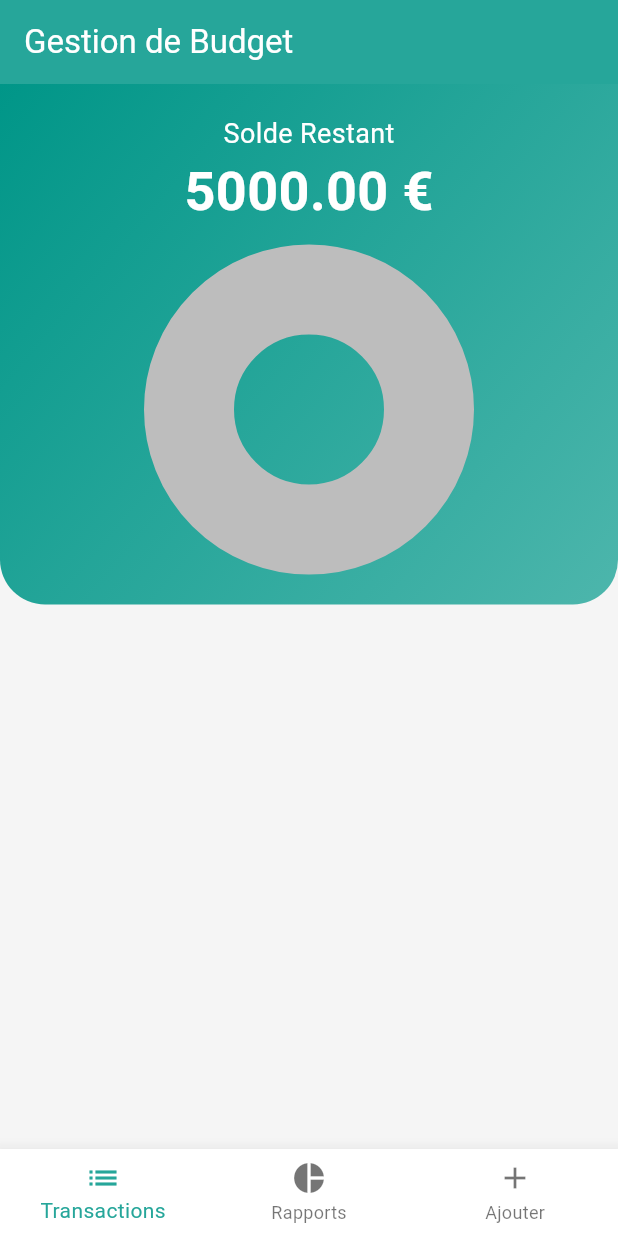
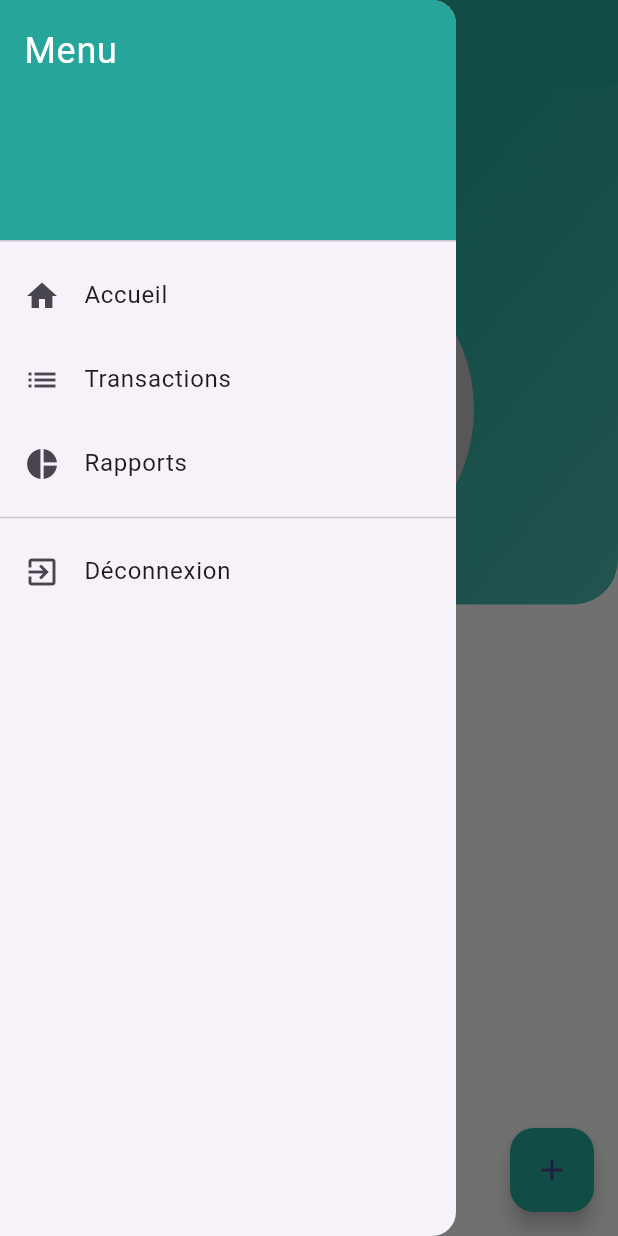
Before and after one commit to Dev-oss-ux/e-budget, a Flutter app: the HomePage screen opened directly, with the side drawer open (before the commit the screen has no drawer), on a phone screen of 412 x 824 dp. Run offline on Flutter 3.47's test engine with Material 3 defaults, Android fonts, the phone set to English and light mode, and no system bars; drawn by our look-alikes of fl_chart.

Commit message:
change menu form & add logOut

```diff
--- a/lib/pages/home_page.dart
+++ b/lib/pages/home_page.dart
@@ -4,6 +4,8 @@ import 'package:provider/provider.dart';
 import 'package:flutter_application/providers/budget_provider.dart';
 import 'package:flutter_application/pages/add_transaction_page.dart';
 import 'package:flutter_application/pages/report_page.dart';
+import 'package:flutter_application/pages/transactions_page.dart';
+import 'package:flutter_application/pages/auth_page.dart';
 import 'package:flutter_application/widgets/transaction_list.dart';  // Assurez-vous que ce fichier est correct
 
 class HomePage extends StatefulWidget {
@@ -46,6 +48,7 @@ class _HomePageState extends State<HomePage> {
         backgroundColor: Colors.teal[400],
         elevation: 0,
       ),
+      drawer: _buildDrawer(context),
       body: Container(
         color: Colors.grey[100],
         child: Column(
@@ -63,26 +66,15 @@ class _HomePageState extends State<HomePage> {
           ],
         ),
       ),
-      bottomNavigationBar: BottomNavigationBar(
-        items: const <BottomNavigationBarItem>[
-          BottomNavigationBarItem(
-            icon: Icon(Icons.list),
-            label: 'Transactions',
-          ),
-          BottomNavigationBarItem(
-            icon: Icon(Icons.pie_chart),
-            label: 'Rapports',
-          ),
-          BottomNavigationBarItem(
-            icon: Icon(Icons.add),
-            label: 'Ajouter',
-          ),
-        ],
-        currentIndex: _selectedIndex,
-        selectedItemColor: Colors.teal[400],
-        onTap: _onItemTapped,
-        backgroundColor: Colors.white,
-        elevation: 10,
+      floatingActionButton: FloatingActionButton(
+        onPressed: () {
+          Navigator.push(
+            context,
+            MaterialPageRoute(builder: (context) => AddTransactionPage()),
+          );
+        },
+        child: Icon(Icons.add),
+        backgroundColor: Colors.teal[400],
       ),
     );
   }
@@ -206,4 +198,67 @@ class _HomePageState extends State<HomePage> {
       child: Icon(icon, size: 18, color: Colors.teal[400]),
     );
   }
+
+  Widget _buildDrawer(BuildContext context) {
+    return Drawer(
+      child: ListView(
+        padding: EdgeInsets.zero,
+        children: <Widget>[
+          DrawerHeader(
+            decoration: BoxDecoration(
+              color: Colors.teal[400],
+            ),
+            child: Text(
+              'Menu',
+              style: TextStyle(
+                color: Colors.white,
+                fontSize: 24,
+              ),
+            ),
+          ),
+          ListTile(
+            leading: Icon(Icons.home),
+            title: Text('Accueil'),
+            onTap: () {
+              Navigator.pop(context);
+            },
+          ),
+          ListTile(
+            leading: Icon(Icons.list),
+            title: Text('Transactions'),
+            onTap: () {
+              Navigator.pop(context);
+              Navigator.push(
+                context,
+                MaterialPageRoute(builder: (context) => TransactionsPage()),
+              );
+            },
+          ),
+          ListTile(
+            leading: Icon(Icons.pie_chart),
+            title: Text('Rapports'),
+            onTap: () {
+              Navigator.pop(context);
+              Navigator.push(
+                context,
+                MaterialPageRoute(builder: (context) => ReportPage()),
+              );
+            },
+          ),
+          Divider(),
+          ListTile(
+            leading: Icon(Icons.exit_to_app),
+            title: Text('Déconnexion'),
+            onTap: () {
+              // Ajoutez ici la logique de déconnexion
+              Navigator.pushReplacement(
+                context,
+                MaterialPageRoute(builder: (context) => AuthPage()),
+              );
+            },
+          ),
+        ],
+      ),
+    );
+  }
 }
```
